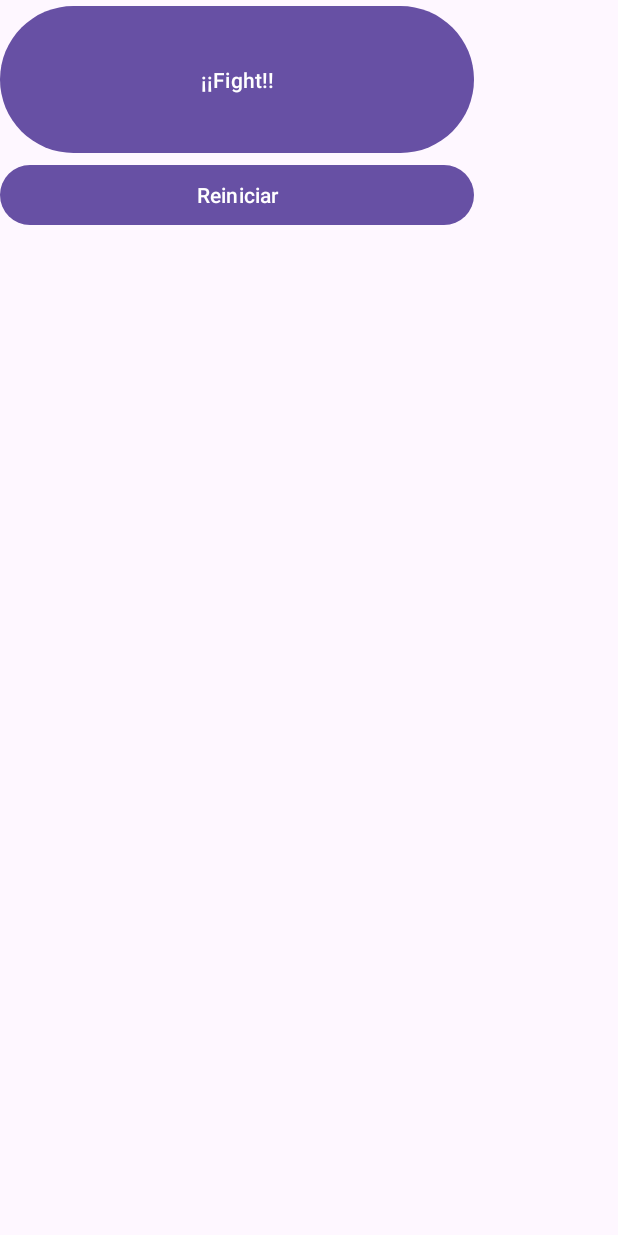
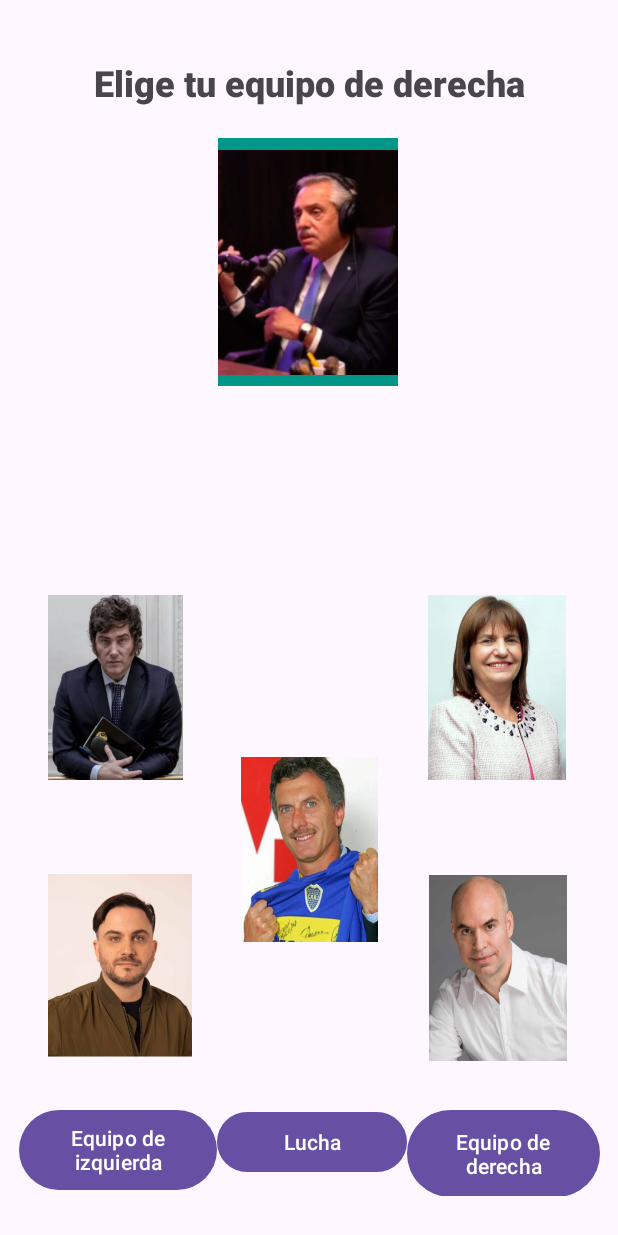
Before and after one commit to luciocape/SugarLab, an Android app: the MainActivity screen opened directly, with no data from a screen before it, on a phone screen of 412 x 824 dp. Run offline under Robolectric (Android 15) with nearby library versions, the phone set to English and light mode, and no system bars.

Commit message:
Solución al problema en compu casa

```diff
--- a/8-LosAnillosDelPoder/app/src/main/java/com/example/losanillosdelpoder/MainActivity.kt
+++ b/8-LosAnillosDelPoder/app/src/main/java/com/example/losanillosdelpoder/MainActivity.kt
@@ -7,23 +7,46 @@ import android.widget.ImageButton
 
 class MainActivity : AppCompatActivity() {
     //Derecha
-
-    val btnBullrich:ImageButton? = null
-    val btnLarreta:ImageButton? = null
-    val btnMarra:ImageButton? = null
-    val btnMacri:ImageButton? = null
+    var btnMilei:ImageButton? = null
+    var btnBullrich:ImageButton? = null
+    var btnLarreta:ImageButton? = null
+    var btnMarra:ImageButton? = null
+    var btnMacri:ImageButton? = null
+    val ataque:Map<String,Int> = mapOf(
+    "Cristina" to 7,
+    "Kirchner" to 0,
+    "Alberto" to -1,
+    "Massa" to (1..5).random(),
+    "Gravois" to 2,
+    "Milei" to 6,
+    "Macri" to 4,
+    "Bullrich" to 4,
+    "larreta" to 0,
+    "Marra" to 2
+    )
+    var guerreros:MutableList<Guerreros> = mutableListOf()
     //Izquierda
-    val btnMassa:ImageButton? = null
-    val btnAlberto:ImageButton? = null
-    val btnCristina:ImageButton? = null
-    val btnGrabois:ImageButton? = null
-    val btnKirchner:ImageButton? = null
+    /*
+    var btnMassa:ImageButton? = null
+    var btnAlberto:ImageButton? = null
+    var btnCristina:ImageButton? = null
+    var btnGrabois:ImageButton? = null
+    var btnKirchner:ImageButton? = null
+     */
     override fun onCreate(savedInstanceState: Bundle?) {
         super.onCreate(savedInstanceState)
-        setContentView(R.layout.activity_main)
+
         setContentView(R.layout.derecha)
-        setContentView(R.layout.izquierda)
-        setContentView(R.layout.lucha)
+
+
+        //Derecha
+        btnMilei = findViewById(R.id.btnMilei)
+        btnBullrich = findViewById(R.id.btnBullrich)
+        btnLarreta = findViewById(R.id.btnLarreta)
+        btnMarra = findViewById(R.id.btnMarra)
+        btnMacri = findViewById(R.id.btnMacri)
+
+        //Izquierda
         /*val ataque:Map<String,Int> = mapOf(
             "Cristina" to 7,
             "Kirchner" to 0,
@@ -48,20 +71,40 @@ class MainActivity : AppCompatActivity() {
             }
         }
         println(Pelea(guerreros))*/
-        var btnMilei: ImageButton = findViewById(R.id.btnMilei)
-        btnMilei.setOnClickListener(CallMilei())
+                //var btnMilei: ImageButton = findViewById(R.id.btnMilei)
+        //btnMilei.setOnClickListener(CallMilei())
 
     }
-    fun CallMilei(view:View){
+    fun CallDerecha(view:View):MutableList<Guerreros>{
+        println(view.id.toString())
+        println("Derecha")
+        guerreros.add(Guerreros(ataque.getValue("Milei"), true,(1..4).random()))
+    }
+    /*fun CallIzquierda(view: View){
+        btnMassa = findViewById(R.id.btnBullrich)
+        btnCristina = findViewById(R.id.btnLarreta)
+        btnAlberto = findViewById(R.id.btnMarra)
+        btnGrabois = findViewById(R.id.btnMacri)
+        btnKirchner = findViewById(R.id.btnBullrich)
+        println("Izquierda")
+    }
+     */
 
-        btnBullrich = findViewById(R.id.btnBullrich)
-        btnLarreta = findViewById(R.id.btnLarreta)
-        btnMarra = findViewById(R.id.btnMarra)
-        btnMacri = findViewById(R.id.btnMacri)
-        kotlin.io.println(view.id.toString())
-        println("hola")
-        //guerreros.add(Guerreros(ataque.getValue("Milei"), true,(1..4).random()))
+    /*fun Candidatos(){
+
+        var indice:Int = 0
+
+        for (x in ataque.keys){
+            indice += 1
+            if (indice > 5){
+                guerreros.add(Guerreros(ataque.getValue(x), true,(1..4).random()))
+            }
+            else{
+                guerreros.add(Guerreros(ataque.getValue(x), false,(1..4).random()))
+            }
+        }
     }
+     */
     fun Pelea(guerreros:MutableList<Guerreros>):String{
         var resultado:Int = 0
         var poderBuenos:Int = 0
--- a/8-LosAnillosDelPoder/app/src/main/res/layout/derecha.xml
+++ b/8-LosAnillosDelPoder/app/src/main/res/layout/derecha.xml
@@ -4,7 +4,7 @@
     xmlns:tools="http://schemas.android.com/tools"
     android:layout_width="match_parent"
     android:layout_height="match_parent"
-    android:onClick="CallMilei"
+    android:onClick="CallDerecha"
     tools:context=".MainActivity">
 
     <TextView
@@ -21,19 +21,18 @@
         app:layout_constraintVertical_bias="0.049" />
 
     <LinearLayout
-        android:layout_width="424dp"
-        android:layout_height="65dp"
+        android:layout_width="387dp"
+        android:layout_height="61dp"
         android:orientation="horizontal"
         app:layout_constraintBottom_toBottomOf="parent"
         app:layout_constraintEnd_toEndOf="parent"
-        app:layout_constraintHorizontal_bias="0.538"
         app:layout_constraintStart_toStartOf="parent"
         app:layout_constraintTop_toBottomOf="@+id/btnMacri"
-        app:layout_constraintVertical_bias="0.801">
+        app:layout_constraintVertical_bias="0.8">
 
         <Button
             android:id="@+id/izquierda"
-            android:layout_width="110dp"
+            android:layout_width="111dp"
             android:layout_height="match_parent"
             android:layout_weight="1"
             android:onClick="presionarDigito"
@@ -65,6 +64,7 @@
         android:layout_marginBottom="108dp"
         android:background="@drawable/bullrich_s"
         android:contentDescription="boton de bullrich"
+        android:onClick="CallDerecha"
         app:layout_constraintBottom_toBottomOf="@+id/btnMacri"
         app:layout_constraintEnd_toEndOf="parent"
         app:layout_constraintHorizontal_bias="0.493"
@@ -78,7 +78,7 @@
         android:layout_marginBottom="108dp"
         android:background="@drawable/milei_s"
         android:contentDescription="boton de milei"
-        android:onClick="presionarDigito"
+        android:onClick="CallDerecha"
         app:layout_constraintBottom_toBottomOf="@+id/btnMacri"
         app:layout_constraintEnd_toStartOf="@+id/btnMacri"
         app:layout_constraintHorizontal_bias="0.457"
@@ -90,7 +90,7 @@
         android:layout_height="122dp"
         android:background="@drawable/marra_s"
         android:contentDescription="boton de marra"
-        android:onClick="presionarDigito"
+        android:onClick="CallDerecha"
         app:layout_constraintBottom_toBottomOf="parent"
         app:layout_constraintEnd_toStartOf="@+id/btnMacri"
         app:layout_constraintHorizontal_bias="0.493"
@@ -105,7 +105,7 @@
         android:layout_marginBottom="196dp"
         android:background="@drawable/macri_s"
         android:contentDescription="boton de macri"
-        android:onClick="presionarDigito"
+        android:onClick="CallDerecha"
         app:layout_constraintBottom_toBottomOf="parent"
         app:layout_constraintEnd_toEndOf="parent"
         app:layout_constraintStart_toStartOf="parent" />
@@ -129,6 +129,7 @@
         android:layout_height="124dp"
         android:background="@drawable/larreta_s"
         android:contentDescription="boton de larreta"
+        android:onClick="CallDerecha"
         app:layout_constraintBottom_toBottomOf="parent"
         app:layout_constraintEnd_toEndOf="parent"
         app:layout_constraintStart_toEndOf="@+id/btnMacri"
--- a/8-LosAnillosDelPoder/app/src/main/res/layout/lucha.xml
+++ b/8-LosAnillosDelPoder/app/src/main/res/layout/lucha.xml
@@ -8,9 +8,12 @@
     <LinearLayout
         android:layout_width="316dp"
         android:layout_height="177dp"
+        android:layout_marginBottom="80dp"
         android:orientation="vertical"
-        tools:layout_editor_absoluteX="47dp"
-        tools:layout_editor_absoluteY="442dp">
+        app:layout_constraintBottom_toBottomOf="parent"
+        app:layout_constraintEnd_toEndOf="parent"
+        app:layout_constraintHorizontal_bias="0.494"
+        app:layout_constraintStart_toStartOf="parent">
 
         <Button
             android:id="@+id/btnFight"
```
Also changed, not shown: 8-LosAnillosDelPoder/app/src/main/res/layout/activity_main.xml (+10 -10 lines).
